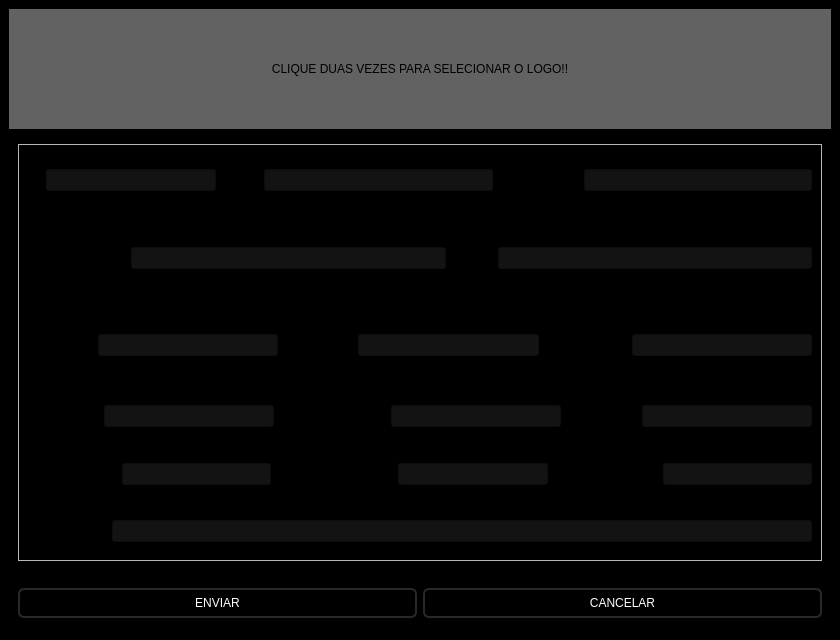
First picture: the form in desktop/windows/form_establishment/form_estabelecimento.ui, repository hnmcano/unique, before the edit.
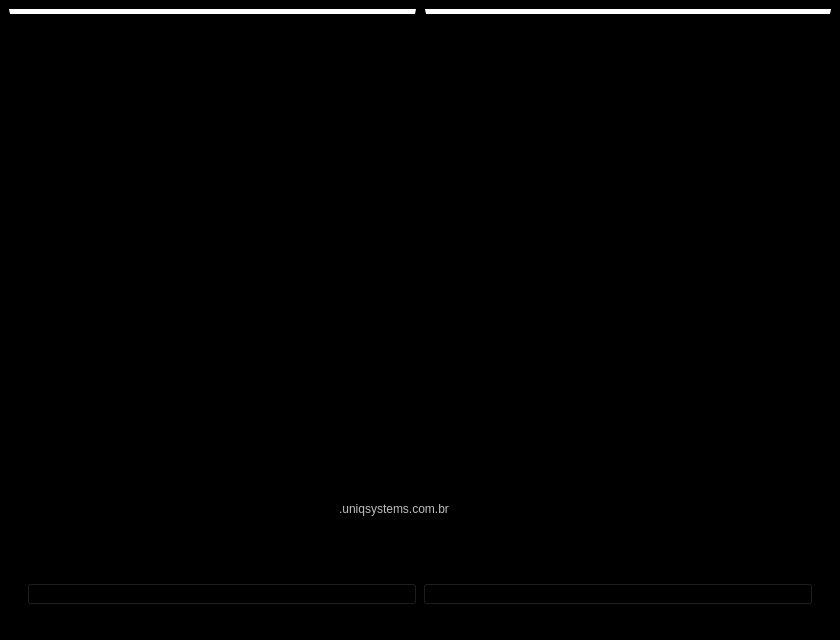
Second picture: the form after the edit.

The edit to the form file:
```diff
--- a/desktop/windows/form_establishment/form_estabelecimento.ui
+++ b/desktop/windows/form_establishment/form_estabelecimento.ui
@@ -26,27 +26,7 @@
    <string>MainWindow</string>
   </property>
   <property name="styleSheet">
-   <string notr="true">#centralwidget{
-	background-color: black;
-}
-
-#centralwidget #widget_5{
-	background-color: black;
-}
-
-#centralwidget #widget_6{
-	background-color: black;
-}
-
-#centralwidget #widget_7{
-	background-color: black;
-
-}
-
-#centralwidget QLineEdit{
-	background-color: #131314;
-
-}</string>
+   <string notr="true">background-color: black;</string>
   </property>
   <widget class="QWidget" name="centralwidget">
    <layout class="QVBoxLayout" name="verticalLayout">
@@ -66,74 +46,87 @@
      <number>0</number>
     </property>
     <item>
+     <widget class="QWidget" name="widget_13" native="true">
+      <property name="sizePolicy">
+       <sizepolicy hsizetype="Expanding" vsizetype="Expanding">
+        <horstretch>0</horstretch>
+        <verstretch>0</verstretch>
+       </sizepolicy>
+      </property>
+      <property name="minimumSize">
+       <size>
+        <width>0</width>
+        <height>50</height>
+       </size>
+      </property>
+      <property name="maximumSize">
+       <size>
+        <width>16777215</width>
+        <height>50</height>
+       </size>
+      </property>
+      <property name="styleSheet">
+       <string notr="true">QPushButton{
+	
+	border-top: 5px solid white;
+
+}</string>
+      </property>
+      <layout class="QHBoxLayout" name="horizontalLayout_9">
+       <property name="spacing">
+        <number>9</number>
+       </property>
+       <property name="leftMargin">
+        <number>9</number>
+       </property>
+       <property name="topMargin">
+        <number>9</number>
+       </property>
+       <property name="rightMargin">
+        <number>9</number>
+       </property>
+       <property name="bottomMargin">
+        <number>9</number>
+       </property>
+       <item>
+        <widget class="QPushButton" name="btn_informacoes">
+         <property name="sizePolicy">
+          <sizepolicy hsizetype="Expanding" vsizetype="Expanding">
+           <horstretch>0</horstretch>
+           <verstretch>0</verstretch>
+          </sizepolicy>
+         </property>
+         <property name="text">
+          <string>INFORMAÇÕES</string>
+         </property>
+        </widget>
+       </item>
+       <item>
+        <widget class="QPushButton" name="btn_layout">
+         <property name="sizePolicy">
+          <sizepolicy hsizetype="Expanding" vsizetype="Expanding">
+           <horstretch>0</horstretch>
+           <verstretch>0</verstretch>
+          </sizepolicy>
+         </property>
+         <property name="text">
+          <string>LAYOUT E CORES</string>
+         </property>
+        </widget>
+       </item>
+      </layout>
+     </widget>
+    </item>
+    <item>
+     <widget class="QStackedWidget" name="stackedWidget">
+      <property name="currentIndex">
+       <number>0</number>
+      </property>
+      <widget class="QWidget" name="page">
+       <layout class="QVBoxLayout" name="verticalLayout_7">
+        <item>
      <widget class="QWidget" name="widget" native="true">
       <layout class="QVBoxLayout" name="verticalLayout_2">
-       <item>
-        <widget class="QWidget" name="widget_2" native="true">
-         <property name="maximumSize">
-          <size>
-           <width>16777215</width>
-           <height>140</height>
-          </size>
-         </property>
-         <layout class="QVBoxLayout" name="verticalLayout_3">
-          <property name="spacing">
-           <number>0</number>
-          </property>
-          <property name="sizeConstraint">
-           <enum>QLayout::SizeConstraint::SetMaximumSize</enum>
-          </property>
-          <property name="leftMargin">
-           <number>0</number>
-          </property>
-          <property name="topMargin">
-           <number>0</number>
-          </property>
-          <property name="rightMargin">
-           <number>0</number>
-          </property>
-          <property name="bottomMargin">
-           <number>0</number>
-          </property>
-          <item>
-           <widget class="QLabel" name="estabelecimento_logo">
-            <property name="sizePolicy">
-             <sizepolicy hsizetype="Expanding" vsizetype="Expanding">
-              <horstretch>0</horstretch>
-              <verstretch>0</verstretch>
-             </sizepolicy>
-            </property>
-            <property name="minimumSize">
-             <size>
-              <width>819</width>
-              <height>120</height>
-             </size>
-            </property>
-            <property name="maximumSize">
-             <size>
-              <width>16777215</width>
-              <height>120</height>
-             </size>
-            </property>
-            <property name="styleSheet">
-             <string notr="true">QLabel {
-		
-	background-color: rgb(98, 98, 98);
-	
-}
-</string>
-            </property>
-            <property name="text">
-             <string>CLIQUE DUAS VEZES PARA SELECIONAR O LOGO!!</string>
-            </property>
-            <property name="alignment">
-             <set>Qt::AlignmentFlag::AlignCenter</set>
-            </property>
-           </widget>
-          </item>
-         </layout>
-        </widget>
-       </item>
        <item>
         <widget class="QWidget" name="widget_3" native="true">
          <layout class="QHBoxLayout" name="horizontalLayout_2">
@@ -311,6 +304,48 @@
                    </size>
                   </property>
                   <layout class="QHBoxLayout" name="horizontalLayout_5">
+                       <property name="leftMargin">
+                        <number>9</number>
+                       </property>
+                       <item>
+                        <widget class="QWidget" name="widget_17" native="true">
+                         <property name="sizePolicy">
+                          <sizepolicy hsizetype="Preferred" vsizetype="Minimum">
+                           <horstretch>0</horstretch>
+                           <verstretch>0</verstretch>
+                          </sizepolicy>
+                         </property>
+                         <layout class="QVBoxLayout" name="verticalLayout_11">
+                          <property name="spacing">
+                           <number>0</number>
+                          </property>
+                          <property name="leftMargin">
+                           <number>0</number>
+                          </property>
+                          <property name="topMargin">
+                           <number>0</number>
+                          </property>
+                          <property name="rightMargin">
+                           <number>0</number>
+                          </property>
+                          <property name="bottomMargin">
+                           <number>0</number>
+                          </property>
+                          <item>
+                           <widget class="QWidget" name="widget_23" native="true">
+                            <layout class="QHBoxLayout" name="horizontalLayout_14">
+                             <property name="spacing">
+                              <number>0</number>
+                             </property>
+                             <property name="leftMargin">
+                              <number>0</number>
+                             </property>
+                             <property name="topMargin">
+                              <number>0</number>
+                             </property>
+                             <property name="rightMargin">
+                              <number>0</number>
+                             </property>
                    <item>
                     <widget class="QLabel" name="label_5">
                      <property name="text">
@@ -325,6 +360,27 @@
                      </property>
                     </widget>
                    </item>
+                            </layout>
+                           </widget>
+                          </item>
+                          <item>
+                           <widget class="QWidget" name="widget_24" native="true">
+                            <layout class="QHBoxLayout" name="horizontalLayout_13">
+                             <property name="spacing">
+                              <number>0</number>
+                             </property>
+                             <property name="leftMargin">
+                              <number>0</number>
+                             </property>
+                             <property name="topMargin">
+                              <number>0</number>
+                             </property>
+                             <property name="rightMargin">
+                              <number>0</number>
+                             </property>
+                             <property name="bottomMargin">
+                              <number>0</number>
+                             </property>
                    <item>
                     <widget class="QLabel" name="label_7">
                      <property name="text">
@@ -339,6 +395,54 @@
                      </property>
                     </widget>
                    </item>
+                            </layout>
+                           </widget>
+                          </item>
+                         </layout>
+                        </widget>
+                       </item>
+                       <item>
+                        <widget class="QWidget" name="widget_20" native="true">
+                         <property name="sizePolicy">
+                          <sizepolicy hsizetype="Expanding" vsizetype="Preferred">
+                           <horstretch>0</horstretch>
+                           <verstretch>0</verstretch>
+                          </sizepolicy>
+                         </property>
+                         <layout class="QVBoxLayout" name="verticalLayout_12">
+                          <property name="spacing">
+                           <number>0</number>
+                          </property>
+                          <property name="leftMargin">
+                           <number>0</number>
+                          </property>
+                          <property name="topMargin">
+                           <number>0</number>
+                          </property>
+                          <property name="rightMargin">
+                           <number>0</number>
+                          </property>
+                          <property name="bottomMargin">
+                           <number>0</number>
+                          </property>
+                          <item>
+                           <widget class="QWidget" name="widget_22" native="true">
+                            <layout class="QHBoxLayout" name="horizontalLayout_12">
+                             <property name="spacing">
+                              <number>0</number>
+                             </property>
+                             <property name="leftMargin">
+                              <number>0</number>
+                             </property>
+                             <property name="topMargin">
+                              <number>0</number>
+                             </property>
+                             <property name="rightMargin">
+                              <number>0</number>
+                             </property>
+                             <property name="bottomMargin">
+                              <number>0</number>
+                             </property>
                    <item>
                     <widget class="QLabel" name="label_8">
                      <property name="text">
@@ -356,102 +460,53 @@
                   </layout>
                  </widget>
                 </item>
+                          <item>
+                           <widget class="QWidget" name="widget_21" native="true">
+                            <layout class="QHBoxLayout" name="horizontalLayout_11">
+                             <property name="spacing">
+                              <number>0</number>
+                             </property>
+                             <property name="leftMargin">
+                              <number>0</number>
+                             </property>
+                             <property name="topMargin">
+                              <number>0</number>
+                             </property>
+                             <property name="rightMargin">
+                              <number>0</number>
+                             </property>
+                             <property name="bottomMargin">
+                              <number>0</number>
+                             </property>
+                             <item>
+                              <widget class="QLabel" name="label_9">
+                               <property name="text">
+                                <string>DESCRIÇÃO</string>
+                               </property>
+                              </widget>
+                             </item>
+                             <item>
+                              <widget class="QLineEdit" name="DescricaoLine">
+                               <property name="text">
+                                <string/>
+                               </property>
+                              </widget>
+                             </item>
+                            </layout>
+                           </widget>
+                          </item>
+                         </layout>
+                        </widget>
+                       </item>
+                      </layout>
+                     </widget>
+                    </item>
                </layout>
               </widget>
              </item>
              <item>
               <widget class="QWidget" name="widget_7" native="true">
                <layout class="QVBoxLayout" name="verticalLayout_6">
-                <property name="spacing">
-                 <number>0</number>
-                </property>
-                <property name="leftMargin">
-                 <number>0</number>
-                </property>
-                <property name="topMargin">
-                 <number>0</number>
-                </property>
-                <property name="rightMargin">
-                 <number>0</number>
-                </property>
-                <property name="bottomMargin">
-                 <number>0</number>
-                </property>
-                <item>
-                 <widget class="QWidget" name="widget_10" native="true">
-                  <layout class="QHBoxLayout" name="horizontalLayout_6">
-                   <item>
-                    <widget class="QLabel" name="label_11">
-                     <property name="text">
-                      <string>PLANO</string>
-                     </property>
-                     <property name="alignment">
-                      <set>Qt::AlignmentFlag::AlignCenter</set>
-                     </property>
-                    </widget>
-                   </item>
-                   <item>
-                    <widget class="QLineEdit" name="PlanoLine">
-                     <property name="enabled">
-                      <bool>false</bool>
-                     </property>
-                     <property name="maximumSize">
-                      <size>
-                       <width>170</width>
-                       <height>16777215</height>
-                      </size>
-                     </property>
-                    </widget>
-                   </item>
-                   <item>
-                    <widget class="QLabel" name="label_12">
-                     <property name="text">
-                      <string>LIMITE USUARIOS</string>
-                     </property>
-                    </widget>
-                   </item>
-                   <item>
-                    <widget class="QLineEdit" name="LimiteUsuarioLine">
-                     <property name="enabled">
-                      <bool>false</bool>
-                     </property>
-                     <property name="maximumSize">
-                      <size>
-                       <width>170</width>
-                       <height>16777215</height>
-                      </size>
-                     </property>
-                    </widget>
-                   </item>
-                   <item>
-                    <widget class="QLabel" name="label_13">
-                     <property name="text">
-                      <string>ATIVO</string>
-                     </property>
-                     <property name="alignment">
-                      <set>Qt::AlignmentFlag::AlignCenter</set>
-                     </property>
-                    </widget>
-                   </item>
-                   <item>
-                    <widget class="QLineEdit" name="AtivoLine">
-                     <property name="enabled">
-                      <bool>false</bool>
-                     </property>
-                     <property name="maximumSize">
-                      <size>
-                       <width>170</width>
-                       <height>16777215</height>
-                      </size>
-                     </property>
-                     <property name="text">
-                      <string/>
-                     </property>
-                    </widget>
-                   </item>
-                  </layout>
-                 </widget>
-                </item>
                 <item>
                  <widget class="QWidget" name="widget_11" native="true">
                   <layout class="QHBoxLayout" name="horizontalLayout_7">
@@ -545,8 +600,89 @@
                   </layout>
                  </widget>
                 </item>
+                    <item>
+                     <widget class="QWidget" name="widget_10" native="true">
+                      <layout class="QHBoxLayout" name="horizontalLayout_6">
+                       <item>
+                        <widget class="QLabel" name="label_11">
+                         <property name="text">
+                          <string>PLANO</string>
+                         </property>
+                         <property name="alignment">
+                          <set>Qt::AlignmentFlag::AlignCenter</set>
+                         </property>
+                        </widget>
+                       </item>
+                       <item>
+                        <widget class="QLineEdit" name="PlanoLine">
+                         <property name="enabled">
+                          <bool>false</bool>
+                         </property>
+                         <property name="maximumSize">
+                          <size>
+                           <width>170</width>
+                           <height>16777215</height>
+                          </size>
+                         </property>
+                        </widget>
+                       </item>
+                       <item>
+                        <widget class="QLabel" name="label_12">
+                         <property name="text">
+                          <string>LIMITE USUARIOS</string>
+                         </property>
+                        </widget>
+                       </item>
+                       <item>
+                        <widget class="QLineEdit" name="LimiteUsuarioLine">
+                         <property name="enabled">
+                          <bool>false</bool>
+                         </property>
+                         <property name="maximumSize">
+                          <size>
+                           <width>170</width>
+                           <height>16777215</height>
+                          </size>
+                         </property>
+                        </widget>
+                       </item>
+                       <item>
+                        <widget class="QLabel" name="label_13">
+                         <property name="text">
+                          <string>ATIVO</string>
+                         </property>
+                         <property name="alignment">
+                          <set>Qt::AlignmentFlag::AlignCenter</set>
+                         </property>
+                        </widget>
+                       </item>
+                       <item>
+                        <widget class="QLineEdit" name="AtivoLine">
+                         <property name="enabled">
+                          <bool>false</bool>
+                         </property>
+                         <property name="maximumSize">
+                          <size>
+                           <width>170</width>
+                           <height>16777215</height>
+                          </size>
+                         </property>
+                         <property name="text">
+                          <string/>
+                         </property>
+                        </widget>
+                       </item>
+                      </layout>
+                     </widget>
+                    </item>
                 <item>
                  <widget class="QWidget" name="widget_12" native="true">
+                      <property name="maximumSize">
+                       <size>
+                        <width>16777215</width>
+                        <height>16777215</height>
+                       </size>
+                      </property>
                   <layout class="QHBoxLayout" name="horizontalLayout_8">
                    <item>
                     <widget class="QLabel" name="label_15">
@@ -566,12 +702,34 @@
                    </item>
                    <item>
                     <widget class="QLineEdit" name="SubDominioLine">
+                         <property name="sizePolicy">
+                          <sizepolicy hsizetype="Expanding" vsizetype="Fixed">
+                           <horstretch>0</horstretch>
+                           <verstretch>0</verstretch>
+                          </sizepolicy>
+                         </property>
+                         <property name="maximumSize">
+                          <size>
+                           <width>200</width>
+                           <height>16777215</height>
+                          </size>
+                         </property>
+                        </widget>
+                       </item>
+                       <item>
+                        <widget class="QLineEdit" name="SubDominioLine_2">
+                         <property name="enabled">
+                          <bool>false</bool>
+                         </property>
                      <property name="maximumSize">
                       <size>
                        <width>16777215</width>
                        <height>16777215</height>
                       </size>
                      </property>
+                         <property name="text">
+                          <string>.uniqsystems.com.br</string>
+                         </property>
                     </widget>
                    </item>
                   </layout>
@@ -595,29 +753,7 @@
           </size>
          </property>
          <property name="styleSheet">
-          <string notr="true">QPushButton {
-    background: qlineargradient(
-        spread:pad,
-        x1:0, y1:0,
-        x2:1, y2:0,
-        stop:0 #393939,
-        stop:1 #7d7d7d
-    );
-    color: white;
-    border: 2px solid #282828;
-    border-radius: 6px;
-    padding: 6px 12px;
-}
-
-QPushButton::hover{
-    background: qlineargradient(
-        spread:pad,
-        x1:0, y1:0,
-        x2:1, y2:0,
-        stop:0 #7d7d7d,
-        stop:1 #393939
-    );
-}</string>
+              <string notr="true"/>
          </property>
          <layout class="QHBoxLayout" name="horizontalLayout">
           <item>
@@ -638,6 +774,209 @@
         </widget>
        </item>
       </layout>
+         </widget>
+        </item>
+       </layout>
+      </widget>
+      <widget class="QWidget" name="page_2">
+       <layout class="QVBoxLayout" name="verticalLayout_8">
+        <item>
+         <widget class="QWidget" name="widget_16" native="true">
+          <layout class="QVBoxLayout" name="verticalLayout_9">
+           <property name="spacing">
+            <number>0</number>
+           </property>
+           <property name="leftMargin">
+            <number>0</number>
+           </property>
+           <property name="topMargin">
+            <number>0</number>
+           </property>
+           <property name="rightMargin">
+            <number>0</number>
+           </property>
+           <property name="bottomMargin">
+            <number>0</number>
+           </property>
+           <item>
+            <widget class="QWidget" name="widget_2" native="true">
+             <property name="maximumSize">
+              <size>
+               <width>16777215</width>
+               <height>140</height>
+              </size>
+             </property>
+             <layout class="QVBoxLayout" name="verticalLayout_3">
+              <property name="spacing">
+               <number>0</number>
+              </property>
+              <property name="sizeConstraint">
+               <enum>QLayout::SizeConstraint::SetMaximumSize</enum>
+              </property>
+              <property name="leftMargin">
+               <number>0</number>
+              </property>
+              <property name="topMargin">
+               <number>0</number>
+              </property>
+              <property name="rightMargin">
+               <number>0</number>
+              </property>
+              <property name="bottomMargin">
+               <number>0</number>
+              </property>
+              <item>
+               <widget class="QLabel" name="estabelecimento_logo">
+                <property name="sizePolicy">
+                 <sizepolicy hsizetype="Expanding" vsizetype="Expanding">
+                  <horstretch>0</horstretch>
+                  <verstretch>0</verstretch>
+                 </sizepolicy>
+                </property>
+                <property name="minimumSize">
+                 <size>
+                  <width>819</width>
+                  <height>120</height>
+                 </size>
+                </property>
+                <property name="maximumSize">
+                 <size>
+                  <width>16777215</width>
+                  <height>120</height>
+                 </size>
+                </property>
+                <property name="styleSheet">
+                 <string notr="true"/>
+                </property>
+                <property name="text">
+                 <string>CLIQUE DUAS VEZES PARA SELECIONAR O LOGO!!</string>
+                </property>
+                <property name="alignment">
+                 <set>Qt::AlignmentFlag::AlignCenter</set>
+                </property>
+               </widget>
+              </item>
+             </layout>
+            </widget>
+           </item>
+           <item>
+            <widget class="QWidget" name="widget_14" native="true">
+             <property name="maximumSize">
+              <size>
+               <width>16777215</width>
+               <height>45</height>
+              </size>
+             </property>
+             <layout class="QHBoxLayout" name="horizontalLayout_10">
+              <property name="spacing">
+               <number>0</number>
+              </property>
+              <property name="leftMargin">
+               <number>0</number>
+              </property>
+              <property name="topMargin">
+               <number>0</number>
+              </property>
+              <property name="rightMargin">
+               <number>0</number>
+              </property>
+              <property name="bottomMargin">
+               <number>0</number>
+              </property>
+              <item>
+               <widget class="QPushButton" name="btn_orange">
+                <property name="sizePolicy">
+                 <sizepolicy hsizetype="Minimum" vsizetype="Expanding">
+                  <horstretch>0</horstretch>
+                  <verstretch>0</verstretch>
+                 </sizepolicy>
+                </property>
+                <property name="styleSheet">
+                 <string notr="true">background-color: #ffb14c;</string>
+                </property>
+                <property name="text">
+                 <string/>
+                </property>
+               </widget>
+              </item>
+              <item>
+               <widget class="QPushButton" name="btn_green">
+                <property name="sizePolicy">
+                 <sizepolicy hsizetype="Minimum" vsizetype="Expanding">
+                  <horstretch>0</horstretch>
+                  <verstretch>0</verstretch>
+                 </sizepolicy>
+                </property>
+                <property name="styleSheet">
+                 <string notr="true">background-color: #2ecc71;</string>
+                </property>
+                <property name="text">
+                 <string/>
+                </property>
+               </widget>
+              </item>
+              <item>
+               <widget class="QPushButton" name="btn_purple">
+                <property name="sizePolicy">
+                 <sizepolicy hsizetype="Minimum" vsizetype="Expanding">
+                  <horstretch>0</horstretch>
+                  <verstretch>0</verstretch>
+                 </sizepolicy>
+                </property>
+                <property name="styleSheet">
+                 <string notr="true">background-color: #a94dc1;</string>
+                </property>
+                <property name="text">
+                 <string/>
+                </property>
+               </widget>
+              </item>
+              <item>
+               <widget class="QPushButton" name="btn_red">
+                <property name="sizePolicy">
+                 <sizepolicy hsizetype="Minimum" vsizetype="Expanding">
+                  <horstretch>0</horstretch>
+                  <verstretch>0</verstretch>
+                 </sizepolicy>
+                </property>
+                <property name="styleSheet">
+                 <string notr="true">background-color: #e52c29;</string>
+                </property>
+                <property name="text">
+                 <string/>
+                </property>
+               </widget>
+              </item>
+             </layout>
+            </widget>
+           </item>
+           <item>
+            <widget class="QWidget" name="widget_15" native="true">
+             <layout class="QVBoxLayout" name="verticalLayout_10">
+              <item>
+               <widget class="QWidget" name="cor_definida" native="true">
+                <property name="maximumSize">
+                 <size>
+                  <width>16777215</width>
+                  <height>50</height>
+                 </size>
+                </property>
+               </widget>
+              </item>
+              <item>
+               <widget class="QWidget" name="widget_18" native="true"/>
+              </item>
+              <item>
+               <widget class="QWidget" name="widget_19" native="true"/>
+              </item>
+             </layout>
+            </widget>
+           </item>
+          </layout>
+         </widget>
+        </item>
+       </layout>
+      </widget>
      </widget>
     </item>
    </layout>
```
Lines whose indentation alone changed are shown as unchanged.
